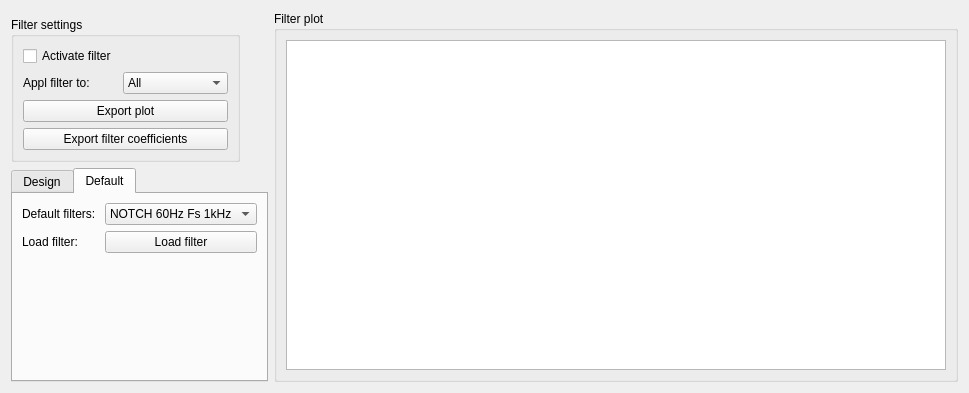
Before: the Qt Designer form MNE/disp/filterwindowwidget.ui in mne-tools/mne-cpp, drawn with Qt 5.
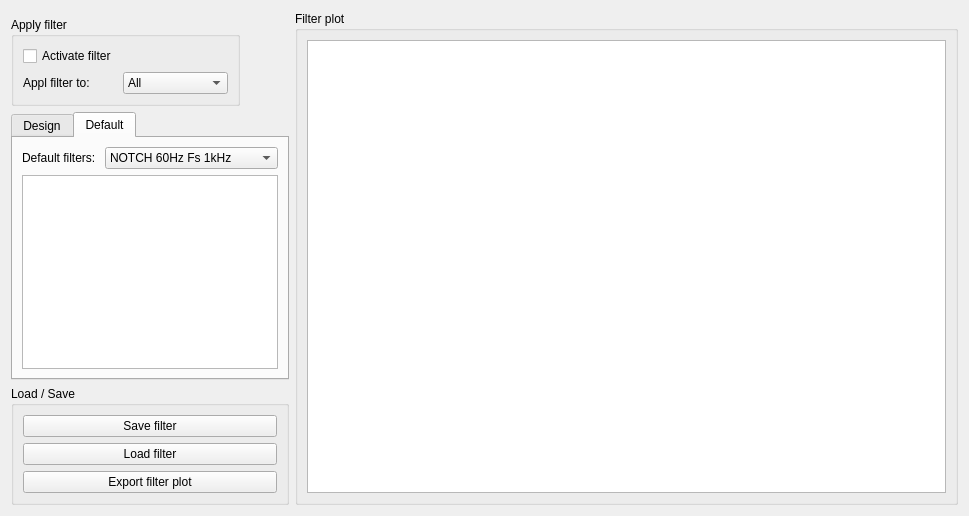
After: the same form once the commit is applied.

Commit message: - make filterdata functions static - fix reading bug in FilterIO - uncomment window flags for windows in realtimemultisamplearraywidget

What changed in the file:
```diff
--- a/MNE/disp/filterwindowwidget.ui
+++ b/MNE/disp/filterwindowwidget.ui
@@ -14,7 +14,7 @@
    </rect>
   </property>
   <property name="windowTitle">
-   <string>Form</string>
+   <string>Temporal Filtering</string>
   </property>
   <layout class="QHBoxLayout" name="horizontalLayout_2">
    <item>
@@ -22,6 +22,36 @@
      <property name="topMargin">
       <number>0</number>
      </property>
+     <item row="3" column="0">
+      <widget class="QGroupBox" name="groupBox">
+       <property name="title">
+        <string>Load / Save</string>
+       </property>
+       <layout class="QVBoxLayout" name="verticalLayout">
+        <item>
+         <widget class="QPushButton" name="m_pushButton_exportFilter">
+          <property name="text">
+           <string>Save filter</string>
+          </property>
+         </widget>
+        </item>
+        <item>
+         <widget class="QPushButton" name="m_pushButton_loadFilter">
+          <property name="text">
+           <string>Load filter</string>
+          </property>
+         </widget>
+        </item>
+        <item>
+         <widget class="QPushButton" name="m_pushButton_exportPlot">
+          <property name="text">
+           <string>Export filter plot</string>
+          </property>
+         </widget>
+        </item>
+       </layout>
+      </widget>
+     </item>
      <item row="1" column="0">
       <widget class="QGroupBox" name="m_groupBox_filterSettings_2">
        <property name="sizePolicy">
@@ -37,9 +67,16 @@
         </size>
        </property>
        <property name="title">
-        <string>Filter settings</string>
+        <string>Apply filter</string>
        </property>
        <layout class="QFormLayout" name="formLayout">
+        <item row="0" column="0">
+         <widget class="QCheckBox" name="m_checkBox_activateFilter">
+          <property name="text">
+           <string>Activate filter</string>
+          </property>
+         </widget>
+        </item>
         <item row="1" column="0">
          <widget class="QLabel" name="m_label_applyFilterTo">
           <property name="text">
@@ -81,31 +118,10 @@
           </item>
          </widget>
         </item>
-        <item row="2" column="0" colspan="2">
-         <widget class="QPushButton" name="m_pushButton_exportPlot">
-          <property name="text">
-           <string>Export plot</string>
-          </property>
-         </widget>
-        </item>
-        <item row="0" column="0">
-         <widget class="QCheckBox" name="m_checkBox_activateFilter">
-          <property name="text">
-           <string>Activate filter</string>
-          </property>
-         </widget>
-        </item>
-        <item row="3" column="0" colspan="2">
-         <widget class="QPushButton" name="m_pushButton_exportFilter">
-          <property name="text">
-           <string>Export filter coefficients</string>
-          </property>
-         </widget>
-        </item>
        </layout>
       </widget>
      </item>
-     <item row="0" column="1" rowspan="4">
+     <item row="0" column="1" rowspan="5">
       <widget class="QGroupBox" name="m_groupBox_filterPlot">
        <property name="sizePolicy">
         <sizepolicy hsizetype="Expanding" vsizetype="Expanding">
@@ -148,7 +164,7 @@
        </layout>
       </widget>
      </item>
-     <item row="3" column="0">
+     <item row="4" column="0">
       <spacer name="verticalSpacer">
        <property name="orientation">
         <enum>Qt::Vertical</enum>
@@ -357,19 +373,8 @@
            </item>
           </widget>
          </item>
-         <item row="1" column="0">
-          <widget class="QLabel" name="m_label_loadFilter">
-           <property name="text">
-            <string>Load filter:</string>
-           </property>
-          </widget>
-         </item>
-         <item row="1" column="1">
-          <widget class="QPushButton" name="m_pushButton_loadFilter">
-           <property name="text">
-            <string>Load filter</string>
-           </property>
-          </widget>
+         <item row="1" column="0" colspan="2">
+          <widget class="QTableView" name="m_tableView_filterDataView"/>
          </item>
         </layout>
        </widget>
```
The commit also changes 6 other files.
